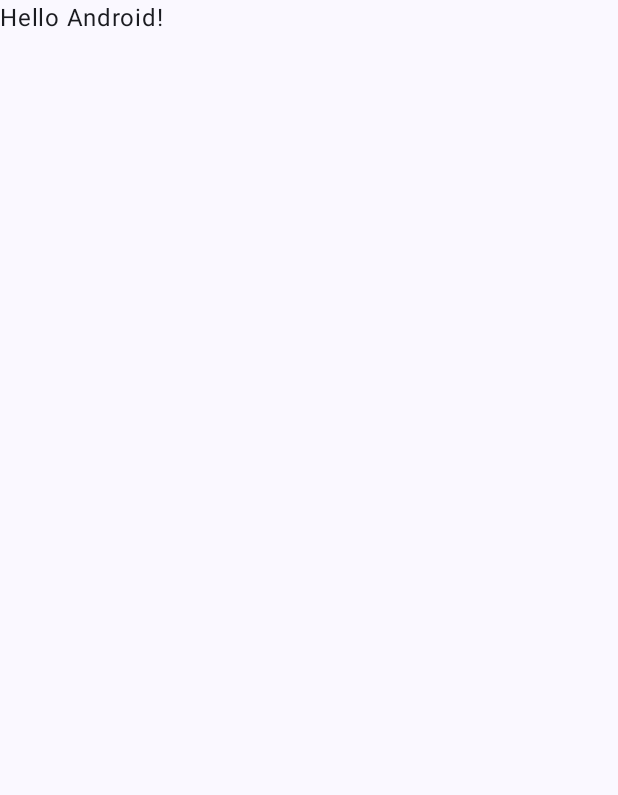
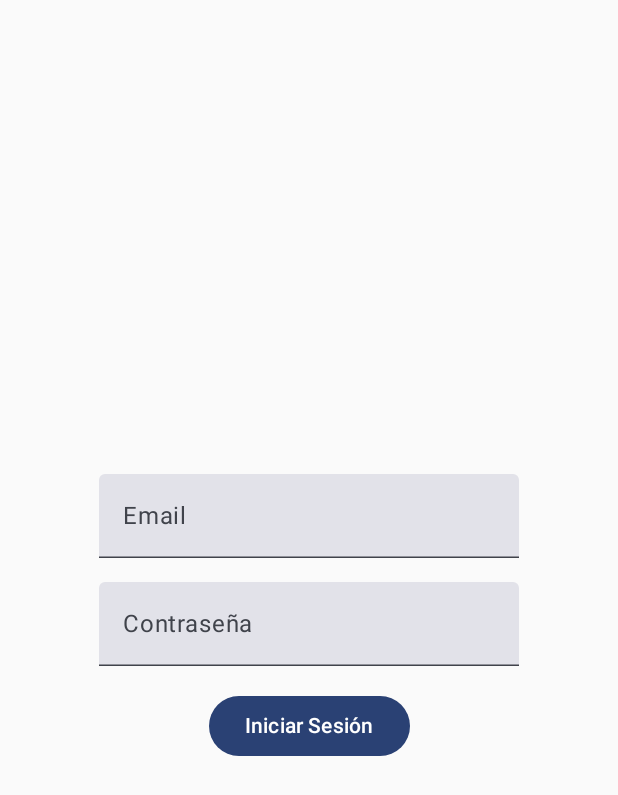
Before and after one commit to DiegoLinares11/App-de-recetas, an Android app built with Jetpack Compose: the screen it shows after launch (MainActivity), on a phone screen of 412 x 824 dp. Before the commit the part shown is almost empty. Shown: the top 795 px of the screen. Run offline under Robolectric (Android 15) with nearby library versions, the phone set to English and light mode, and no system bars.

Commit message:
prototype of the app

```diff
--- a/app/src/main/java/com/example/appderecetas/MainActivity.kt
+++ b/app/src/main/java/com/example/appderecetas/MainActivity.kt
@@ -1,47 +1,20 @@
 package com.example.appderecetas
 
+import android.content.Intent
 import android.os.Bundle
 import androidx.activity.ComponentActivity
 import androidx.activity.compose.setContent
-import androidx.activity.enableEdgeToEdge
-import androidx.compose.foundation.layout.fillMaxSize
-import androidx.compose.foundation.layout.padding
-import androidx.compose.material3.Scaffold
-import androidx.compose.material3.Text
-import androidx.compose.runtime.Composable
-import androidx.compose.ui.Modifier
-import androidx.compose.ui.tooling.preview.Preview
+import com.example.appderecetas.navigation.AppNavigation
 import com.example.appderecetas.ui.theme.AppDeRecetasTheme
+
 
 class MainActivity : ComponentActivity() {
     override fun onCreate(savedInstanceState: Bundle?) {
         super.onCreate(savedInstanceState)
-        enableEdgeToEdge()
         setContent {
             AppDeRecetasTheme {
-                Scaffold(modifier = Modifier.fillMaxSize()) { innerPadding ->
-                    Greeting(
-                        name = "Android",
-                        modifier = Modifier.padding(innerPadding)
-                    )
-                }
+                AppNavigation()
             }
         }
     }
 }
-
-@Composable
-fun Greeting(name: String, modifier: Modifier = Modifier) {
-    Text(
-        text = "Hello $name!",
-        modifier = modifier
-    )
-}
-
-@Preview(showBackground = true)
-@Composable
-fun GreetingPreview() {
-    AppDeRecetasTheme {
-        Greeting("Android")
-    }
-}
--- /dev/null
+++ b/app/src/main/java/com/example/appderecetas/auth/LoginActivity.kt
@@ -0,0 +1,57 @@
+package com.example.appderecetas.auth
+
+import android.content.Context
+import androidx.compose.foundation.layout.*
+import androidx.compose.material3.*
+import androidx.compose.runtime.*
+import androidx.compose.ui.Alignment
+import androidx.compose.ui.Modifier
+import androidx.compose.ui.platform.LocalContext
+import androidx.compose.ui.unit.dp
+import androidx.navigation.NavController
+import com.example.appderecetas.navigation.AppScreens
+
+@Composable
+fun LoginScreen(navController: NavController) {
+    var email by remember { mutableStateOf("") }
+    var password by remember { mutableStateOf("") }
+    val context = LocalContext.current
+
+    Column(
+        modifier = Modifier
+            .fillMaxSize()
+            .padding(16.dp),
+        verticalArrangement = Arrangement.Center,
+        horizontalAlignment = Alignment.CenterHorizontally
+    ) {
+        TextField(
+            value = email,
+            onValueChange = { email = it },
+            label = { Text("Email") }
+        )
+        Spacer(modifier = Modifier.height(16.dp))
+        TextField(
+            value = password,
+            onValueChange = { password = it },
+            label = { Text("Contraseña") }
+        )
+        Spacer(modifier = Modifier.height(16.dp))
+        Button(onClick = {
+            if (email == "info@koalit.dev" && password == "koalit123") {
+                saveSession(context)
+                navController.navigate(AppScreens.MainScreen.route)
+            } else {
+                // Mostrar un mensaje de error
+            }
+        }) {
+            Text("Iniciar Sesión")
+        }
+    }
+}
+
+private fun saveSession(context: Context) {
+    val sharedPreferences = context.getSharedPreferences("AppPrefs", Context.MODE_PRIVATE)
+    val editor = sharedPreferences.edit()
+    editor.putBoolean("isLoggedIn", true)
+    editor.apply()
+}
--- /dev/null
+++ b/app/src/main/java/com/example/appderecetas/navigation/navigation.kt
@@ -0,0 +1,29 @@
+package com.example.appderecetas.navigation
+
+import androidx.compose.runtime.Composable
+import androidx.navigation.compose.NavHost
+import androidx.navigation.compose.composable
+import androidx.navigation.compose.rememberNavController
+import com.example.appderecetas.auth.LoginScreen
+import com.example.appderecetas.recipes.MainScreen
+
+sealed class AppScreens(val route: String) {
+    object LoginScreen : AppScreens("login")
+    object MainScreen : AppScreens("main")
+}
+
+@Composable
+fun AppNavigation() {
+    val navController = rememberNavController()
+    NavHost(
+        navController = navController,
+        startDestination = AppScreens.LoginScreen.route
+    ) {
+        composable(AppScreens.LoginScreen.route) {
+            LoginScreen(navController)
+        }
+        composable(AppScreens.MainScreen.route) {
+            MainScreen(navController)
+        }
+    }
+}
```
Also changed, not shown: app/build.gradle.kts (+9 -0 lines), app/src/main/java/com/example/appderecetas/models/Recipes.kt (added, +10 -0 lines), app/src/main/java/com/example/appderecetas/recipes/AddRecipeActivity.kt (added, +49 -0 lines), gradle/libs.versions.toml (+13 -0 lines).
